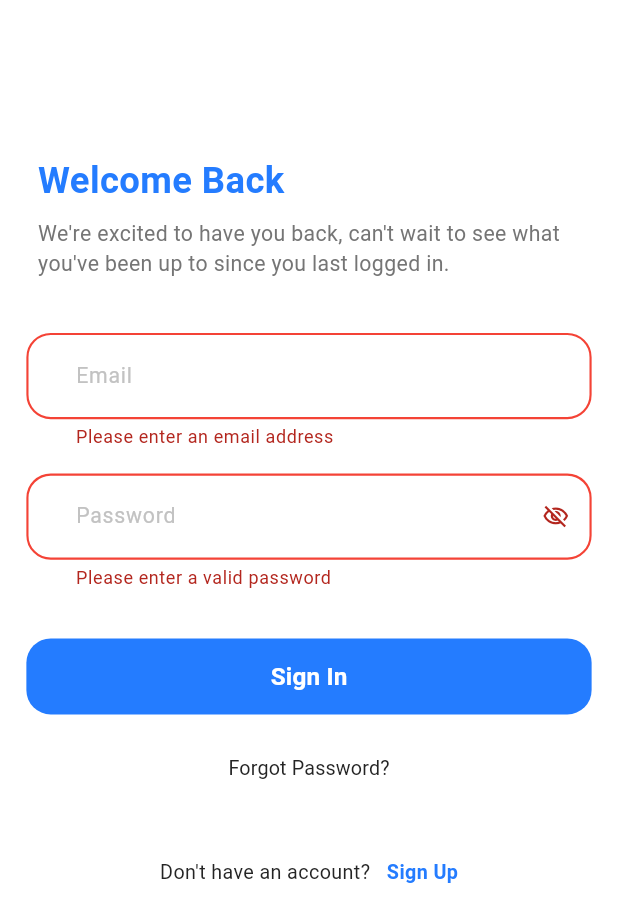
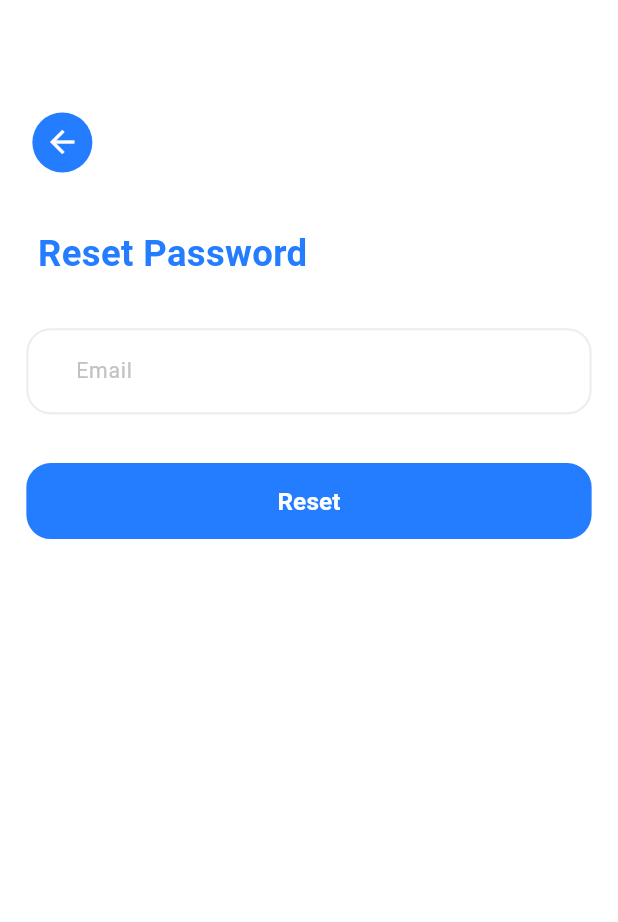
Before and after one commit to MoazSayed7/HR, a Flutter app: the screen it shows after launch, after a tap on "Sign In", after a tap on "Forgot Password?", on a phone screen of 412 x 824 dp. Shown: the top 922 px of the screen. Run offline on Flutter 3.47's test engine with Material 3 defaults, Android fonts, the phone set to English and light mode, and no system bars; our stand-ins replace firebase_auth, firebase_core, flutter_bloc, flutter_screenutil, get_it, shared_preferences; accounts and stored records are empty; generated files the repository leaves out were written again.

Commit message:
- add Reset Password Screen - add Sign out Button to home Screen

```diff
--- a/lib/core/routers/app_router.dart
+++ b/lib/core/routers/app_router.dart
@@ -1,6 +1,7 @@
 import 'package:flutter/material.dart';
 import 'package:flutter_bloc/flutter_bloc.dart';
 
+import '../../features/ResetPassword/ui/reset_password_screen.dart';
 import '../../features/home/ui/home_screen.dart';
 import '../../features/signin/logic/cubit/login_cubit.dart';
 import '../../features/signin/ui/sign_in.dart';
@@ -14,6 +15,10 @@ class AppRouter {
     switch (routeSettings.name) {
       case Routes.homeScreen:
         return MaterialPageRoute(builder: (_) => const HomeScreen());
+
+      case Routes.resetPasswordScreen:
+        return MaterialPageRoute(builder: (_) => const ResetPasswordScreen());
+
       case Routes.signinScreen:
         return MaterialPageRoute(
           builder:
@@ -22,6 +27,7 @@ class AppRouter {
                 child: const SignInScreen(),
               ),
         );
+
       case Routes.signupScreen:
         return MaterialPageRoute(
           builder:
--- /dev/null
+++ b/lib/features/ResetPassword/ui/reset_password_screen.dart
@@ -0,0 +1,131 @@
+import 'package:firebase_auth/firebase_auth.dart';
+import 'package:flutter/material.dart';
+import 'package:flutter_screenutil/flutter_screenutil.dart';
+
+import '../../../core/helpers/app_regex.dart';
+import '../../../core/helpers/snack_bar.dart';
+import '../../../core/theme/colors.dart';
+import '../../../core/theme/text_styles.dart';
+import '../../../core/widgets/app_text_button.dart';
+import '../../../core/widgets/app_text_form_field.dart';
+
+class ResetPasswordScreen extends StatefulWidget {
+  const ResetPasswordScreen({super.key});
+
+  @override
+  State<ResetPasswordScreen> createState() => _ResetPasswordScreenState();
+}
+
+class _ResetPasswordScreenState extends State<ResetPasswordScreen> {
+  final _formKey = GlobalKey<FormState>();
+  final _emailController = TextEditingController();
+  bool _isLoading = false;
+
+  @override
+  Widget build(BuildContext context) {
+    return Scaffold(
+      body: SafeArea(
+        child: SingleChildScrollView(
+          child: Padding(
+            padding: EdgeInsets.symmetric(horizontal: 16.w).copyWith(top: 70.h),
+            child: AutofillGroup(
+              child: Form(
+                key: _formKey,
+                child: Column(
+                  spacing: 32.h,
+                  crossAxisAlignment: CrossAxisAlignment.start,
+                  children: [
+                    BackButton(
+                      style: ButtonStyle(
+                        backgroundColor: WidgetStatePropertyAll(
+                          ColorsManager.mainBlue,
+                        ),
+                        iconColor: WidgetStatePropertyAll(Colors.white),
+                      ),
+                    ),
+                    Padding(
+                      padding: EdgeInsets.only(left: 7.w),
+                      child: Text(
+                        'Reset Password',
+                        style: TextStyles.font24BlueBold,
+                      ),
+                    ),
+                    AppTextFormField(
+                      controller: _emailController,
+                      textInputAction: TextInputAction.done,
+                      autofillHints: const [AutofillHints.email],
+                      validator: _validateEmail,
+                      hint: 'Email',
+                      textInputType: TextInputType.emailAddress,
+                    ),
+                    _isLoading
+                        ? const Center(child: CircularProgressIndicator())
+                        : Center(
+                          child: AppTextButton(
+                            buttonText: 'Reset',
+                            textStyle: TextStyles.font16WhiteSemiBold,
+                            onPressed: _handleResetPassword,
+                          ),
+                        ),
+                  ],
+                ),
+              ),
+            ),
+          ),
+        ),
+      ),
+    );
+  }
+
+  @override
+  void dispose() {
+    _emailController.dispose();
+    super.dispose();
+  }
+
+  Future<void> _handleResetPassword() async {
+    if (!_formKey.currentState!.validate()) return;
+
+    setState(() => _isLoading = true);
+
+    try {
+      await FirebaseAuth.instance.sendPasswordResetEmail(
+        email: _emailController.text.trim(),
+      );
+
+      if (!mounted) return;
+
+      CustomSnackBar.showSnackBar(
+        context,
+        'We sent a link to reset your password.',
+      );
+
+      _emailController.clear();
+    } on FirebaseAuthException catch (e) {
+      if (!mounted) return;
+
+      final message =
+          e.code == 'user-not-found' ? 'Email not found' : e.message!;
+
+      CustomSnackBar.showSnackBar(context, message);
+    } finally {
+      if (mounted) {
+        setState(() => _isLoading = false);
+      }
+    }
+  }
+
+  String? _validateEmail(String? value) {
+    final email = (value ?? '').trim();
+
+    if (email.isEmpty) {
+      return 'Please enter an email address';
+    }
+
+    if (!AppRegex.isEmailValid(email)) {
+      return 'Please enter a valid email address';
+    }
+
+    return null;
+  }
+}
```
Also changed, not shown: lib/features/home/ui/home_screen.dart (+26 -2 lines), lib/features/signup/ui/sign_up.dart (+3 -4 lines).
